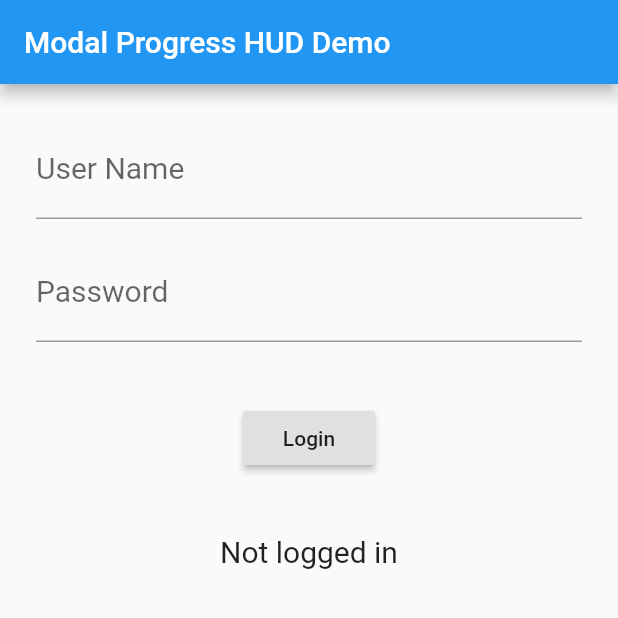
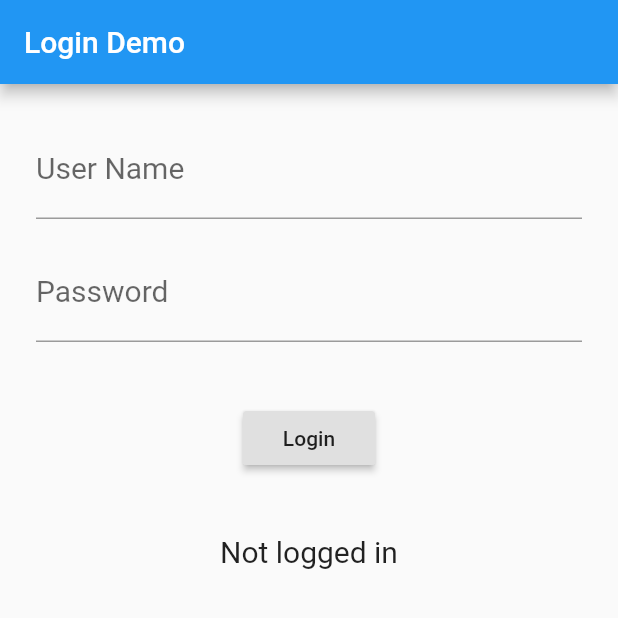
Before and after one commit to netlogo-it/flutter.login-page, a Flutter app: the screen it shows after launch, on a phone screen of 412 x 824 dp, the top half of it. Run offline on Flutter 3.47's test engine with Material 2 defaults, Android fonts, the phone set to English and light mode, and no system bars; our stand-ins replace modal_progress_hud.

Commit message:
fix screenshot

```diff
--- a/lib/main.dart
+++ b/lib/main.dart
@@ -120,7 +120,7 @@ class _LoginPageState extends State<LoginPage> {
   Widget build(BuildContext context) {
     return Scaffold(
       appBar: AppBar(
-        title: Text('Modal Progress HUD Demo'),
+        title: Text('Login Demo'),
         backgroundColor: Colors.blue,
       ),
       // display modal progress HUD (heads-up display, or indicator)
```
Also changed, not shown: screenshot01.png.
